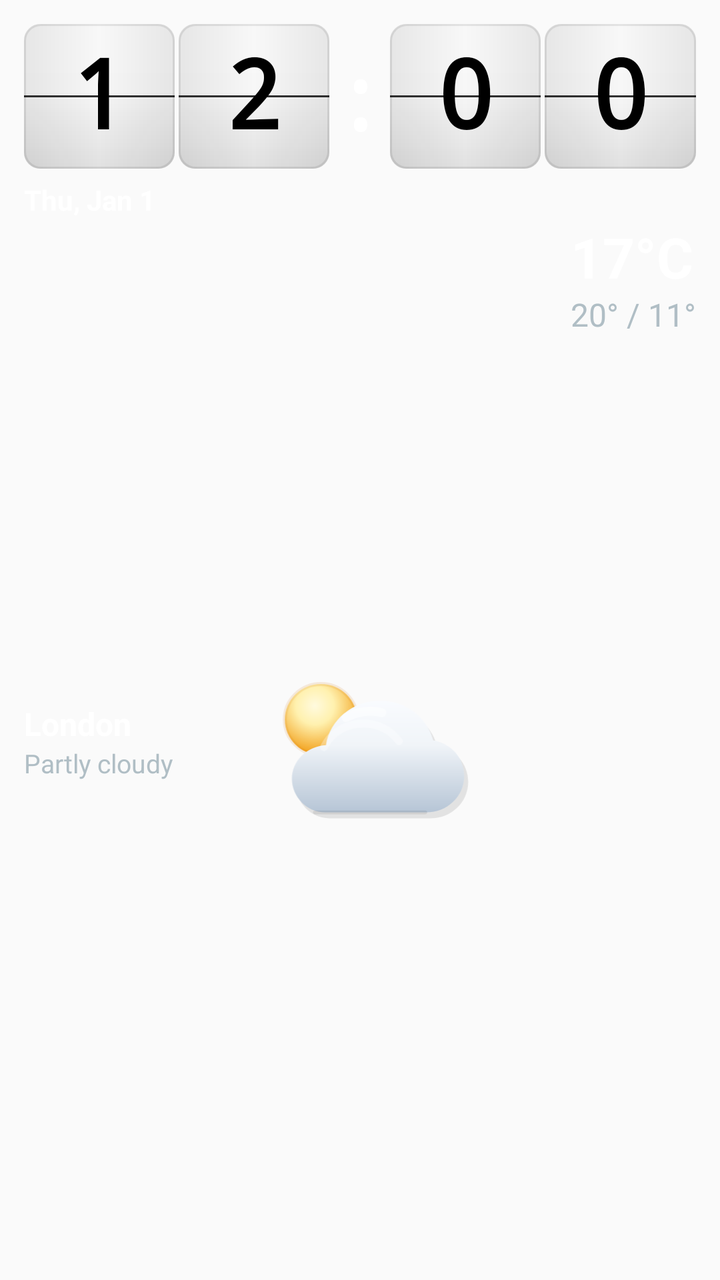
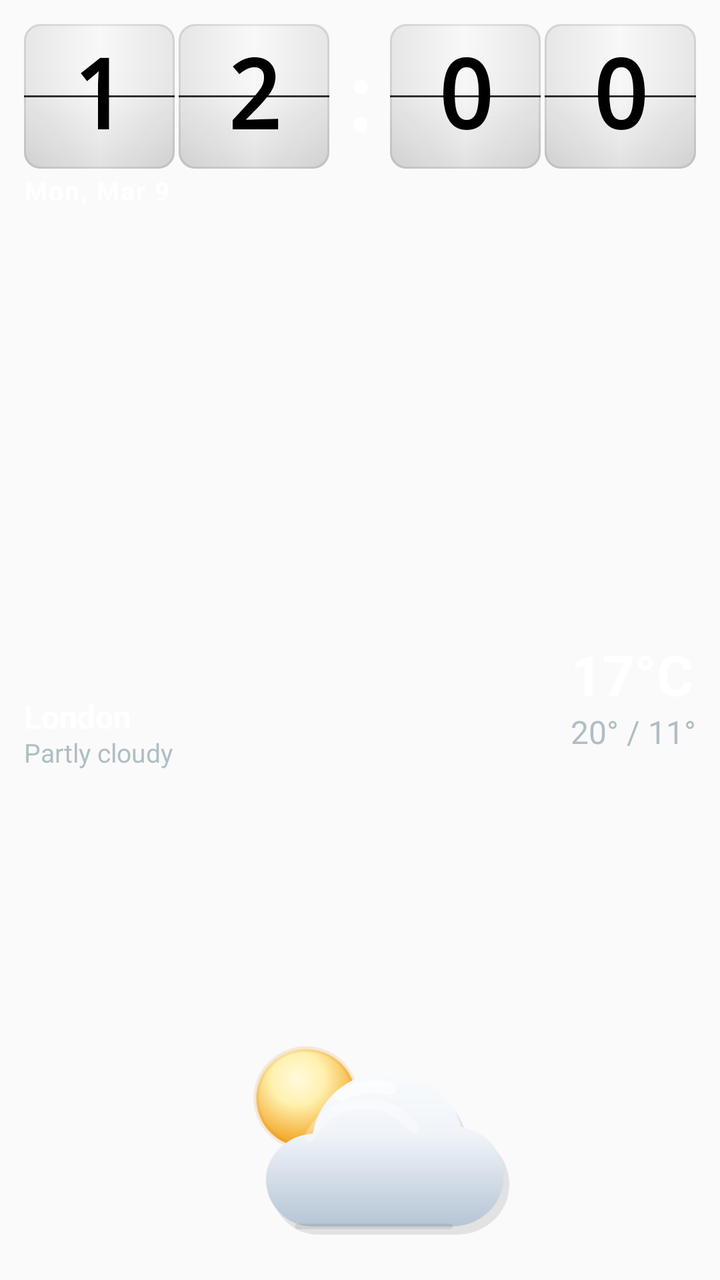

Before-and-after screenshots of an Android layout around one commit, followed by the original layout XML and the change that was made.
<!-- AndroidManifest.xml: application theme Theme.ClockWeatherWidget -->
<!-- res/layout/widget_compact_preview.xml -->
<?xml version="1.0" encoding="utf-8"?>
<LinearLayout xmlns:android="http://schemas.android.com/apk/res/android"
    xmlns:tools="http://schemas.android.com/tools"
    android:layout_width="match_parent"
    android:layout_height="match_parent"
    android:background="@android:color/transparent"
    android:clipChildren="false"
    android:clipToPadding="false"
    android:orientation="vertical"
    android:padding="12dp"
    tools:ignore="HardcodedText,SmallSp">

    <include
        layout="@layout/widget_clock_block_preview"
        android:layout_width="match_parent"
        android:layout_height="wrap_content" />

    <TextClock
        android:layout_width="wrap_content"
        android:layout_height="wrap_content"
        android:layout_gravity="start"
        android:layout_marginTop="6dp"
        android:layout_marginStart="0dp"
        android:format12Hour="EEE, MMM d"
        android:format24Hour="EEE, d MMM"
        android:textColor="@color/widget_text_primary"
        android:textSize="14sp"
        android:textStyle="bold" />

    <include
        layout="@layout/widget_weather_card_preview"
        android:layout_width="match_parent"
        android:layout_height="0dp"
        android:layout_weight="1"
        android:layout_marginTop="4dp" />

</LinearLayout>
<!-- res/layout/widget_clock_block_preview.xml (included above) -->
﻿<?xml version="1.0" encoding="utf-8"?>

<LinearLayout xmlns:android="http://schemas.android.com/apk/res/android"
    xmlns:tools="http://schemas.android.com/tools"
    android:layout_width="match_parent"
    android:layout_height="wrap_content"
    android:gravity="center_vertical"
    android:orientation="horizontal"
    tools:ignore="HardcodedText">

    <FrameLayout
        android:layout_width="0dp"
        android:layout_height="wrap_content"
        android:layout_weight="2">

        <LinearLayout
            android:layout_width="match_parent"
            android:layout_height="wrap_content"
            android:orientation="horizontal">

            <FrameLayout
                android:layout_width="0dp"
                android:layout_height="wrap_content"
                android:layout_weight="1">

                <TextView
                    android:layout_width="match_parent"
                    android:layout_height="wrap_content"
                    android:background="@drawable/flip_digit_bg_light"
                    android:fontFamily="monospace"
                    android:gravity="center"
                    android:includeFontPadding="false"
                    android:padding="8dp"
                    android:text="1"
                    android:textColor="@color/flip_digit_text_light"
                    android:textSize="48sp"
                    android:textStyle="bold" />

                <FrameLayout
                    android:layout_width="match_parent"
                    android:layout_height="1dp"
                    android:layout_gravity="center_vertical"
                    android:background="@drawable/flip_hinge_line" />
            </FrameLayout>

            <FrameLayout
                android:layout_width="0dp"
                android:layout_height="wrap_content"
                android:layout_marginStart="@dimen/flip_digit_gap"
                android:layout_weight="1">

                <TextView
                    android:layout_width="match_parent"
                    android:layout_height="wrap_content"
                    android:background="@drawable/flip_digit_bg_light"
                    android:fontFamily="monospace"
                    android:gravity="center"
                    android:includeFontPadding="false"
                    android:padding="8dp"
                    android:text="2"
                    android:textColor="@color/flip_digit_text_light"
                    android:textSize="48sp"
                    android:textStyle="bold" />

                <FrameLayout
                    android:layout_width="match_parent"
                    android:layout_height="1dp"
                    android:layout_gravity="center_vertical"
                    android:background="@drawable/flip_hinge_line" />
            </FrameLayout>
        </LinearLayout>
    </FrameLayout>

    <TextView
        android:layout_width="wrap_content"
        android:layout_height="wrap_content"
        android:layout_marginStart="@dimen/flip_digit_gap"
        android:layout_marginEnd="@dimen/flip_digit_gap"
        android:fontFamily="monospace"
        android:gravity="center"
        android:text=":"
        android:textColor="@android:color/white"
        android:textSize="44sp"
        android:textStyle="bold" />

    <FrameLayout
        android:layout_width="0dp"
        android:layout_height="wrap_content"
        android:layout_weight="2">

        <LinearLayout
            android:layout_width="match_parent"
            android:layout_height="wrap_content"
            android:orientation="horizontal">

            <FrameLayout
                android:layout_width="0dp"
                android:layout_height="wrap_content"
                android:layout_weight="1">

                <TextView
                    android:layout_width="match_parent"
                    android:layout_height="wrap_content"
                    android:background="@drawable/flip_digit_bg_light"
                    android:fontFamily="monospace"
                    android:gravity="center"
                    android:includeFontPadding="false"
                    android:padding="8dp"
                    android:text="0"
                    android:textColor="@color/flip_digit_text_light"
                    android:textSize="48sp"
                    android:textStyle="bold" />

                <FrameLayout
                    android:layout_width="match_parent"
                    android:layout_height="1dp"
                    android:layout_gravity="center_vertical"
                    android:background="@drawable/flip_hinge_line" />
            </FrameLayout>

            <FrameLayout
                android:layout_width="0dp"
                android:layout_height="wrap_content"
                android:layout_marginStart="@dimen/flip_digit_gap"
                android:layout_weight="1">

                <TextView
                    android:layout_width="match_parent"
                    android:layout_height="wrap_content"
                    android:background="@drawable/flip_digit_bg_light"
                    android:fontFamily="monospace"
                    android:gravity="center"
                    android:includeFontPadding="false"
                    android:padding="8dp"
                    android:text="0"
                    android:textColor="@color/flip_digit_text_light"
                    android:textSize="48sp"
                    android:textStyle="bold" />

                <FrameLayout
                    android:layout_width="match_parent"
                    android:layout_height="1dp"
                    android:layout_gravity="center_vertical"
                    android:background="@drawable/flip_hinge_line" />
            </FrameLayout>
        </LinearLayout>
    </FrameLayout>

</LinearLayout>
<!-- res/layout/widget_weather_card_preview.xml (included above) -->
<?xml version="1.0" encoding="utf-8"?>
<FrameLayout xmlns:android="http://schemas.android.com/apk/res/android"
    xmlns:tools="http://schemas.android.com/tools"
    android:layout_width="match_parent"
    android:layout_height="wrap_content"
    android:minHeight="72dp"
    android:background="@android:color/transparent"
    android:clipChildren="false"
    android:clipToPadding="false"
    tools:ignore="HardcodedText">

    <ImageView
        android:layout_width="140dp"
        android:layout_height="90dp"
        android:layout_gravity="center"
        android:paddingBottom="6dp"
        android:contentDescription="@null"
        android:scaleType="fitCenter"
        android:src="@drawable/ic_widget_weather_partly_cloudy_day" />

    
    <LinearLayout
        android:layout_width="wrap_content"
        android:layout_height="wrap_content"
        android:layout_gravity="start|center_vertical"
        android:orientation="vertical">

        <TextView
            android:layout_width="wrap_content"
            android:layout_height="wrap_content"
            android:ellipsize="end"
            android:maxWidth="132dp"
            android:maxLines="1"
            android:text="London"
            android:textColor="@color/widget_text_primary"
            android:textSize="16sp"
            android:textStyle="bold" />

        <TextView
            android:layout_width="wrap_content"
            android:layout_height="wrap_content"
            android:ellipsize="end"
            android:maxLines="1"
            android:text="Partly cloudy"
            android:textColor="@color/widget_text_secondary"
            android:textSize="13sp" />
    </LinearLayout>

    
    <LinearLayout
        android:layout_width="wrap_content"
        android:layout_height="wrap_content"
        android:layout_gravity="end|top"
        android:orientation="vertical">

        <TextView
            android:layout_width="wrap_content"
            android:layout_height="wrap_content"
            android:gravity="end"
            android:includeFontPadding="false"
            android:text="17°C"
            android:textColor="@color/widget_text_primary"
            android:textSize="28sp"
            android:textStyle="bold" />

        <TextView
            android:layout_width="wrap_content"
            android:layout_height="wrap_content"
            android:layout_marginTop="2dp"
            android:gravity="end"
            android:includeFontPadding="false"
            android:text="20° / 11°"
            android:textColor="@color/widget_text_secondary"
            android:textSize="16sp" />
    </LinearLayout>
</FrameLayout>
<!-- resources referenced by this layout -->
<resources>
  <color name="flip_digit_text_light">#000000</color>
  <color name="widget_text_primary">#FFFFFF</color>
  <color name="widget_text_secondary">#B0BEC5</color>
  <dimen name="flip_digit_gap">2dp</dimen>
  <!-- drawable flip_digit_bg_light (drawable) -->
  <?xml version="1.0" encoding="utf-8"?>
  <layer-list xmlns:android="http://schemas.android.com/apk/res/android">
  	<item>
  		<shape android:shape="rectangle">
  			<solid android:color="@color/flip_tile_light_base" />
  			<corners android:radius="8dp" />
  		</shape>
  	</item>
  
  	<item>
  		<shape android:shape="rectangle">
  			<gradient
  				android:angle="270"
  				android:startColor="@color/flip_tile_light_highlight_start"
  				android:centerColor="@color/flip_tile_light_highlight_center"
  				android:centerY="0.46"
  				android:endColor="@color/flip_tile_light_highlight_end" />
  			<corners android:radius="8dp" />
  		</shape>
  	</item>
  
  	<item>
  		<shape android:shape="rectangle">
  			<gradient
  				android:angle="0"
  				android:startColor="@color/flip_tile_light_side_shade"
  				android:centerColor="@android:color/transparent"
  				android:centerX="0.50"
  				android:endColor="@color/flip_tile_light_side_shade" />
  			<corners android:radius="8dp" />
  		</shape>
  	</item>
  
  	<item>
  		<shape android:shape="rectangle">
  			<stroke
  				android:width="1dp"
  				android:color="@color/flip_tile_light_border" />
  			<corners android:radius="8dp" />
  		</shape>
  	</item>
  </layer-list>
  <!-- drawable flip_hinge_line (drawable) -->
  <?xml version="1.0" encoding="utf-8"?>
  <layer-list xmlns:android="http://schemas.android.com/apk/res/android">
      
      <item>
          <shape android:shape="rectangle">
              <solid android:color="@color/flip_hinge_shadow" />
          </shape>
      </item>
      
      <item android:top="1dp">
          <shape android:shape="rectangle">
              <solid android:color="@color/flip_hinge_highlight" />
          </shape>
      </item>
  </layer-list>
  <!-- drawable ic_widget_weather_partly_cloudy_day: vector/xml drawable (drawable, 2734 chars, omitted) -->
  <style name="Theme.ClockWeatherWidget" parent="Theme.AppCompat.Light.NoActionBar">
          <item name="colorPrimary">@color/primary</item>
          <item name="android:statusBarColor">@color/primary</item>
      </style>
  <color name="flip_tile_light_base">#F7F7F7</color>
  <color name="flip_tile_light_highlight_start">#30FFFFFF</color>
  <color name="flip_tile_light_highlight_center">#14FFFFFF</color>
  <color name="flip_tile_light_highlight_end">#16000000</color>
  <color name="flip_tile_light_side_shade">#12000000</color>
  <color name="flip_tile_light_border">#16000000</color>
  <color name="flip_hinge_shadow">#CC000000</color>
  <color name="flip_hinge_highlight">#28FFFFFF</color>
  <color name="primary">#1565C0</color>
</resources>

<!-- the commit's change to res/layout/widget_compact_preview.xml (unified diff, before → after) -->
@@ -8,31 +8,31 @@
     android:clipToPadding="false"
     android:orientation="vertical"
     android:padding="12dp"
-    tools:ignore="HardcodedText,SmallSp">
+    tools:ignore="HardcodedText">
 
     <include
         layout="@layout/widget_clock_block_preview"
         android:layout_width="match_parent"
         android:layout_height="wrap_content" />
 
-    <TextClock
+    <TextView
         android:layout_width="wrap_content"
         android:layout_height="wrap_content"
         android:layout_gravity="start"
-        android:layout_marginTop="6dp"
+        android:layout_marginTop="2dp"
         android:layout_marginStart="0dp"
-        android:format12Hour="EEE, MMM d"
-        android:format24Hour="EEE, d MMM"
+        android:text="Mon, Mar 9"
         android:textColor="@color/widget_text_primary"
-        android:textSize="14sp"
-        android:textStyle="bold" />
+        android:textSize="13sp"
+        android:textStyle="bold"
+        android:letterSpacing="0.05" />
 
     <include
         layout="@layout/widget_weather_card_preview"
         android:layout_width="match_parent"
         android:layout_height="0dp"
         android:layout_weight="1"
-        android:layout_marginTop="4dp" />
+        android:layout_marginTop="2dp" />
 
 </LinearLayout>
 <!-- res/layout/widget_clock_block_preview.xml (included above) -->
@@ -198,10 +198,10 @@
     tools:ignore="HardcodedText">
 
     <ImageView
-        android:layout_width="140dp"
-        android:layout_height="90dp"
-        android:layout_gravity="center"
-        android:paddingBottom="6dp"
+        android:layout_width="196dp"
+        android:layout_height="126dp"
+        android:layout_gravity="bottom|center_horizontal"
+        android:paddingBottom="10dp"
         android:contentDescription="@null"
         android:scaleType="fitCenter"
         android:src="@drawable/ic_widget_weather_partly_cloudy_day" />
@@ -217,6 +217,7 @@
             android:layout_width="wrap_content"
             android:layout_height="wrap_content"
             android:ellipsize="end"
+            android:includeFontPadding="false"
             android:maxWidth="132dp"
             android:maxLines="1"
             android:text="London"
@@ -228,6 +229,8 @@
             android:layout_width="wrap_content"
             android:layout_height="wrap_content"
             android:ellipsize="end"
+            android:includeFontPadding="false"
+            android:layout_marginTop="1dp"
             android:maxLines="1"
             android:text="Partly cloudy"
             android:textColor="@color/widget_text_secondary"
@@ -238,7 +241,8 @@
     <LinearLayout
         android:layout_width="wrap_content"
         android:layout_height="wrap_content"
-        android:layout_gravity="end|top"
+        android:layout_gravity="end|center_vertical"
+        android:layout_marginBottom="18dp"
         android:orientation="vertical">
 
         <TextView
